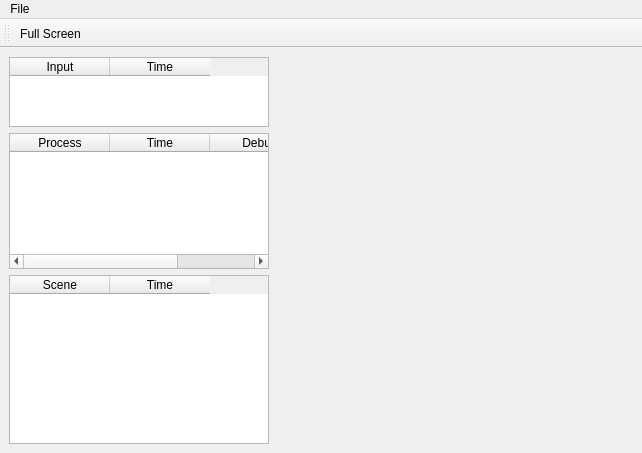
The window that Scenery/gui/mainwindow.ui (dkliminsky/Scenery) describes before a commit, drawn with Qt 5.
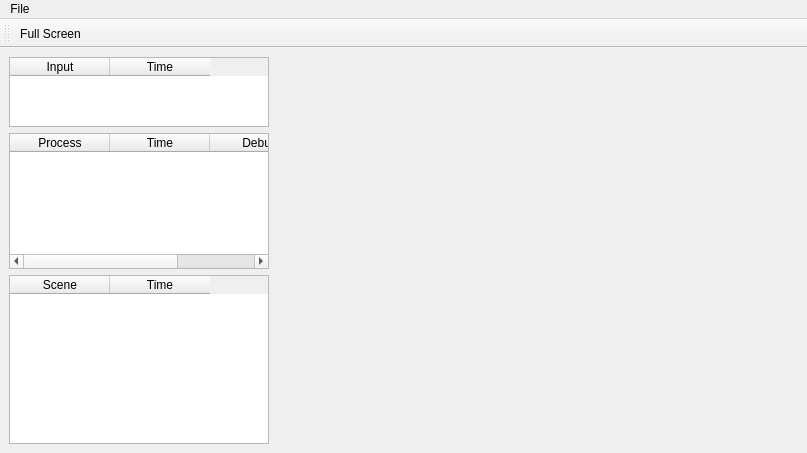
The same window after the commit. Icons and pictures are not drawn.

Commit message: Fixed linux build

The edit to the form file:
```diff
--- a/Scenery/gui/mainwindow.ui
+++ b/Scenery/gui/mainwindow.ui
@@ -6,7 +6,7 @@
    <rect>
     <x>0</x>
     <y>0</y>
-    <width>642</width>
+    <width>807</width>
     <height>453</height>
    </rect>
   </property>
@@ -141,8 +141,8 @@
     <rect>
      <x>0</x>
      <y>0</y>
-     <width>642</width>
-     <height>21</height>
+     <width>807</width>
+     <height>25</height>
     </rect>
    </property>
    <widget class="QMenu" name="menuFile">
```
The commit also changes 2 other files.
